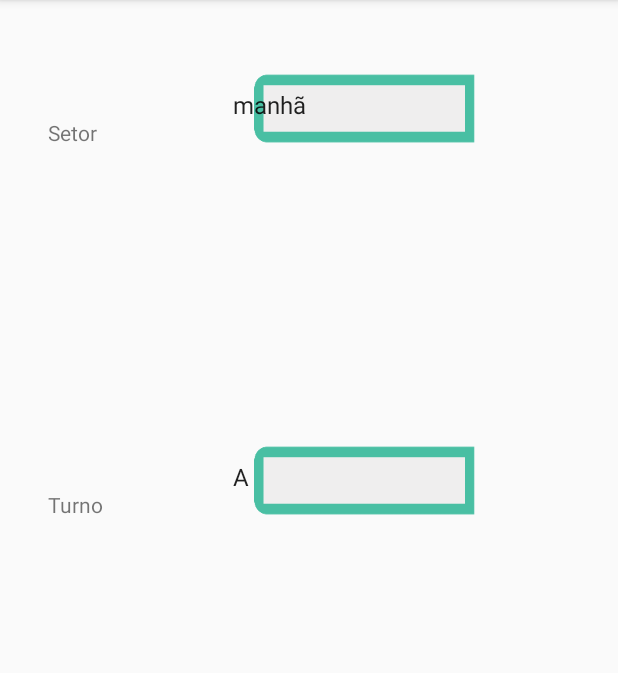
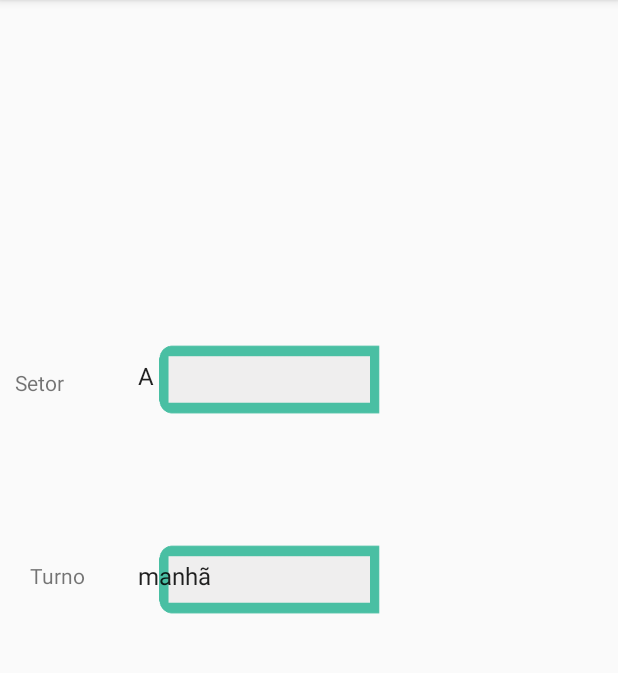
Before and after one commit to erikapessoa/WebColeta, an Android app: the SearchActivity screen opened directly, with no data from a screen before it, on a phone screen of 412 x 824 dp, the part 84-757 px from its top. Run offline under Robolectric (Android 15) with nearby library versions, the phone set to English and light mode, and no system bars.

Commit message:
alteracao
pegando inf

```diff
--- a/app/src/main/java/com/example/anderson/webcoleta/SearchActivity.java
+++ b/app/src/main/java/com/example/anderson/webcoleta/SearchActivity.java
@@ -2,38 +2,51 @@ package com.example.anderson.webcoleta;
 
 import android.support.v7.app.AppCompatActivity;
 import android.os.Bundle;
+import android.view.View;
+import android.widget.AdapterView;
 import android.widget.ArrayAdapter;
 import android.widget.Spinner;
+import android.widget.Toast;
+
+import static com.example.anderson.webcoleta.R.id.parent;
 
 public class SearchActivity extends AppCompatActivity {
-
     Spinner spinnerS;
-    private static final String[] itensSetor = new String[] {
-            "A", "B", "C"
-    };
+    private static final String[] itensSetor = new String[] {"A", "B", "C"};
 
     Spinner spinnerT;
-    private static final String[] itensTurno = new String[] {
-            "manhã", "tarde", "noite"
-    };
+    private static final String[] itensTurno = new String[] {"manhã", "tarde", "noturna"};
 
     @Override
     protected void onCreate(Bundle savedInstanceState) {
         super.onCreate(savedInstanceState);
         setContentView(R.layout.activity_search);
 
-        spinnerS = (Spinner)findViewById(R.id.spinner1);
+        spinnerS = (Spinner)findViewById(R.id.spinner2);
         ArrayAdapter<String> adapter = new ArrayAdapter<String>(this, android.R.layout.simple_spinner_item, itensSetor);
         adapter.setDropDownViewResource(android.R.layout.simple_spinner_dropdown_item);
         spinnerS.setAdapter(adapter);
 
-
-        spinnerT = (Spinner)findViewById(R.id.spinner2);
+        spinnerT = (Spinner)findViewById(R.id.spinner1);
         ArrayAdapter<String> adapterT = new ArrayAdapter<String>(this, android.R.layout.simple_spinner_item, itensTurno);
         adapter.setDropDownViewResource(android.R.layout.simple_spinner_dropdown_item);
         spinnerT.setAdapter(adapterT);
 
+        spinnerS.setOnItemSelectedListener(new AdapterView.OnItemSelectedListener() {
+            @Override
+            public void onItemSelected(AdapterView<?> parent, View view, int position, long id) {
+                Toast.makeText(SearchActivity.this, "O item escolhido foi: ", Toast.LENGTH_SHORT).show();
+            }
 
 
+
+            @Override
+            public void onNothingSelected(AdapterView<?> parent) {}
+        });
+
+
+
+
+        }
+
     }
-}
--- a/app/src/main/res/layout/activity_search.xml
+++ b/app/src/main/res/layout/activity_search.xml
@@ -12,10 +12,9 @@
         android:layout_width="50dp"
         android:layout_height="wrap_content"
         android:text="Setor"
-        android:layout_marginStart="32dp"
-        android:layout_marginBottom="30dp"
+        android:layout_marginBottom="44dp"
         android:layout_alignBottom="@+id/spinner2"
-        android:layout_alignParentStart="true" />
+        android:layout_alignEnd="@+id/textView2" />
 
     <Spinner
         android:id="@+id/spinner2"
@@ -23,10 +22,10 @@
         android:layout_height="116dp"
         android:background="@drawable/barrabusca"
         android:layout_marginRight="58dp"
-        android:layout_marginEnd="27dp"
-        android:layout_alignParentTop="true"
-        android:layout_alignParentEnd="true"
-        android:layout_marginTop="12dp" />
+        android:layout_marginStart="24dp"
+        android:layout_marginBottom="17dp"
+        android:layout_above="@+id/spinner1"
+        android:layout_toEndOf="@+id/textView1" />
 
 
     <TextView
@@ -34,18 +33,16 @@
         android:layout_width="40dp"
         android:layout_height="wrap_content"
         android:text="Turno"
-        android:layout_marginStart="32dp"
-        android:layout_marginBottom="30dp"
-        android:layout_alignBottom="@+id/spinner1"
-        android:layout_alignParentStart="true"/>
+        android:layout_marginStart="20dp"
+        android:layout_centerVertical="true"
+        android:layout_alignParentStart="true" />
 
     <Spinner
         android:id="@+id/spinner1"
         android:layout_width="237dp"
         android:layout_height="116dp"
         android:background="@drawable/barrabusca"
-        android:layout_marginTop="132dp"
-        android:layout_below="@+id/spinner2"
+        android:layout_centerVertical="true"
         android:layout_alignStart="@+id/spinner2" />
 
 </RelativeLayout>
```
